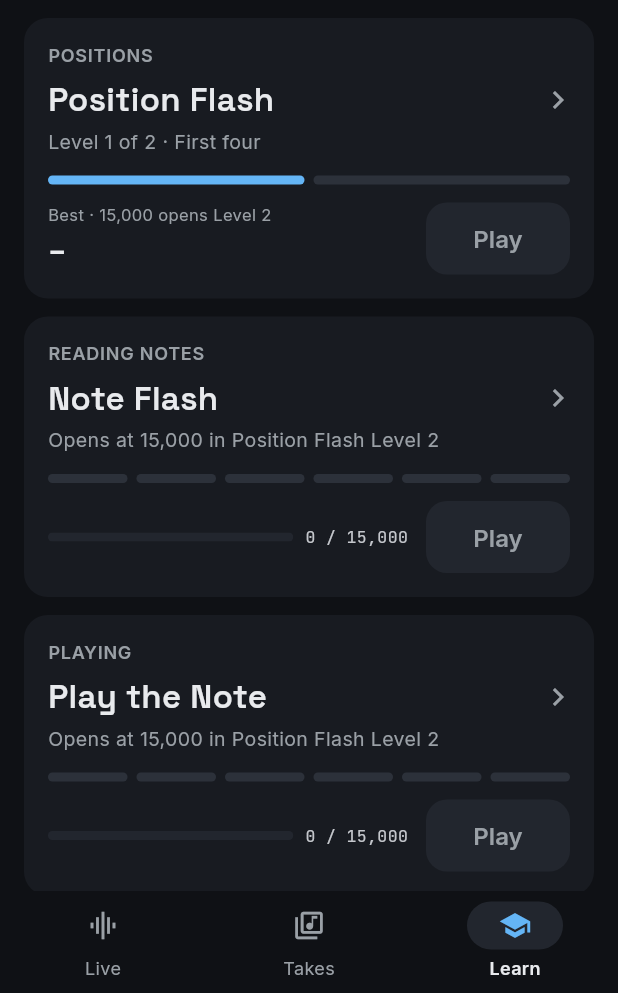
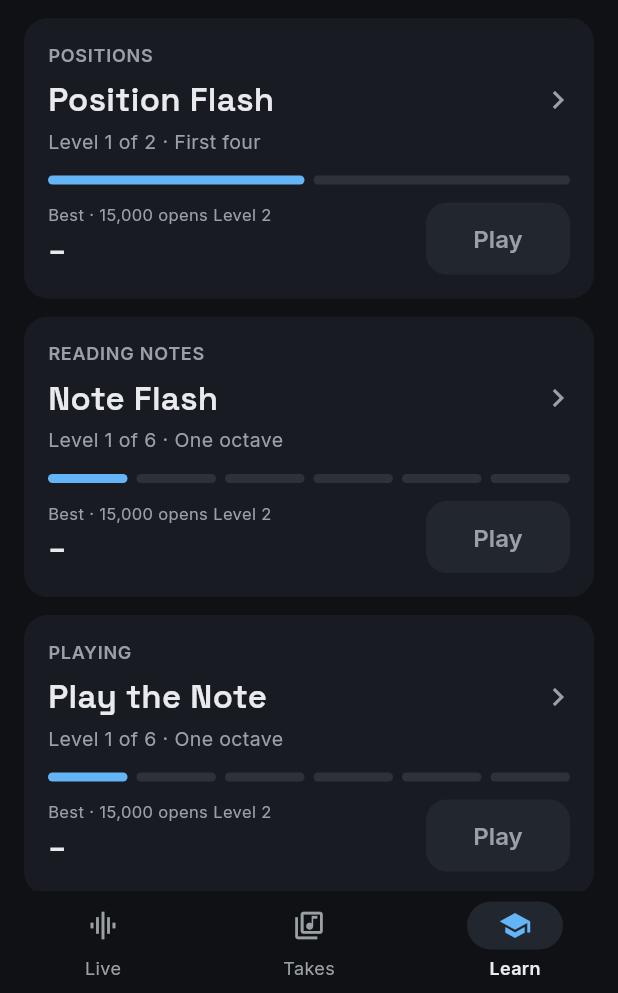
Before and after one commit to eddimull/slide-distance-display, a Flutter app: the screen it shows after launch, item 3 of the bottom bar chosen, on a phone screen of 412 x 824 dp, the part 243-1236 px from its top. Run offline on Flutter 3.47's test engine with Material 3 defaults, Android fonts, the phone set to English and light mode, and no system bars; our stand-ins replace flutter_blue_plus, google_sign_in, just_audio, share_plus, shared_preferences, sign_in_with_apple and 1 more; missing offline and left inert: dart:js_interop, google_sign_in_web, record.

Commit message:
feat(app): every game's Level 1 is open from the start
Note Flash and Play the Note no longer wait for 15,000 in Position Flash
Level 2: each game's Level 1 is open, and only its own later levels are
gated (15,000 in the level before). The game-level gate is gone with it.

Co-Authored-By: Claude Opus 5.5 <noreply@anthropic.com>

```diff
--- a/app/slidepod/lib/learn_screen.dart
+++ b/app/slidepod/lib/learn_screen.dart
@@ -88,22 +88,15 @@ class ConnectPrompt extends StatelessWidget {
 /// The score in a level that opens the next one.
 const levelUpScore = 15000;
 
-/// A game opens once the best score in [gameId] reaches [score].
-class LevelGate {
-  final String gameId, label;
-  final int score;
-  const LevelGate(this.gameId, this.label, [this.score = levelUpScore]);
-}
-
-/// A game in the Learn tab, with its own ladder of [levels]: each opens at
-/// [levelUpScore] in the one before it, the first once [gate] is met.
+/// A game in the Learn tab, with its own ladder of [levels]: Level 1 is
+/// always open, and each after it opens at [levelUpScore] in the one
+/// before.
 class LearnGame {
   final String tag, title, blurb;
 
   /// Needs the horn played (pitch), not just the slide.
   final bool needsPlaying;
   final List<FlashGameSpec> levels;
-  final LevelGate? gate;
 
   const LearnGame({
     required this.tag,
@@ -111,36 +104,28 @@ class LearnGame {
     required this.blurb,
     this.needsPlaying = false,
     required this.levels,
-    this.gate,
   });
 
   /// Which levels are open.
   List<bool> open(HighScores s) {
     int best(String id) => s.best(id)?.score ?? 0;
-    final g = gate;
     final out = <bool>[];
     for (var i = 0; i < levels.length; i++) {
-      out.add(i == 0
-          ? g == null || best(g.gameId) >= g.score
-          : out[i - 1] && best(levels[i - 1].id) >= levelUpScore);
+      out.add(i == 0 || out[i - 1] && best(levels[i - 1].id) >= levelUpScore);
     }
     return out;
   }
 
-  /// The highest open level (null: the game isn't open yet).
-  FlashGameSpec? current(HighScores s) {
-    final o = open(s);
-    final i = o.lastIndexOf(true);
-    return i < 0 ? null : levels[i];
-  }
+  /// The highest open level.
+  FlashGameSpec current(HighScores s) => levels[open(s).lastIndexOf(true)];
 
   /// What a level is called on the scores screen.
   ScoreGame scoreGame(FlashGameSpec l) => ScoreGame(
       l.id, '$title ${l.level}', '$title · Level ${l.level} · ${l.levelName}');
 }
 
-/// The Learn games, easiest first. Each has its own levels; the note games
-/// open once all seven positions are learnt.
+/// The Learn games, easiest first. Each has its own levels, and every
+/// game's Level 1 is open from the start.
 final learnGames = <LearnGame>[
   LearnGame(
     tag: 'POSITIONS',
@@ -155,7 +140,6 @@ final learnGames = <LearnGame>[
     blurb: 'A note comes up on the staff: put the slide in a position that '
         'plays it. No need to play.',
     levels: noteFlashLevels,
-    gate: LevelGate(positionFlashAll.id, 'Position Flash Level 2'),
   ),
   LearnGame(
     tag: 'PLAYING',
@@ -164,7 +148,6 @@ final learnGames = <LearnGame>[
         'In tune earns a bonus.',
     needsPlaying: true,
     levels: playTheNoteLevels,
-    gate: LevelGate(positionFlashAll.id, 'Position Flash Level 2'),
   ),
 ];
 
@@ -281,8 +264,7 @@ class _LearnScreenState extends State<LearnScreen> {
     final s = widget.learn.scores;
     final open = g.open(s);
     final cur = g.current(s);
-    final best = cur == null ? null : s.best(cur.id);
-    final gate = g.gate;
+    final best = s.best(cur.id);
     return Container(
       margin: const EdgeInsets.only(bottom: 12),
       decoration: BoxDecoration(
@@ -306,10 +288,7 @@ class _LearnScreenState extends State<LearnScreen> {
                         Text(g.title,
                             style: Seventh.screenTitle.copyWith(fontSize: 22)),
                         const SizedBox(height: 2),
-                        Text(
-                            cur == null
-                                ? 'Opens at ${thousands(gate!.score)} in ${gate.label}'
-                                : 'Level ${cur.level} of ${g.levels.length} · ${cur.levelName}',
+                        Text('Level ${cur.level} of ${g.levels.length} · ${cur.levelName}',
                             style: const TextStyle(fontSize: 13, color: TakeStyle.muted)),
                       ],
                     ),
@@ -325,14 +304,12 @@ class _LearnScreenState extends State<LearnScreen> {
             child: Column(
               crossAxisAlignment: CrossAxisAlignment.stretch,
               children: [
-                LevelDots(open: open, current: cur?.level),
+                LevelDots(open: open, current: cur.level),
                 const SizedBox(height: 12),
                 Row(
                   children: [
                     Expanded(
-                      child: cur == null
-                          ? _gateProgress(gate!)
-                          : Column(
+                      child: Column(
                               crossAxisAlignment: CrossAxisAlignment.start,
                               children: [
                                 Text(
@@ -352,9 +329,7 @@ class _LearnScreenState extends State<LearnScreen> {
                     const SizedBox(width: 12),
                     FilledButton(
                       style: FilledButton.styleFrom(minimumSize: const Size(96, 48)),
-                      onPressed: cur != null && widget.connected
-                          ? () => _play(g, cur)
-                          : null,
+                      onPressed: widget.connected ? () => _play(g, cur) : null,
                       child: const Text('Play'),
                     ),
                   ],
@@ -366,45 +341,20 @@ class _LearnScreenState extends State<LearnScreen> {
       ),
     );
   }
-
-  Widget _gateProgress(LevelGate gate) {
-    final best = widget.learn.scores.best(gate.gameId)?.score ?? 0;
-    return Row(
-      children: [
-        Expanded(
-          child: ClipRRect(
-            borderRadius: BorderRadius.circular(3),
-            child: LinearProgressIndicator(
-              value: (best / gate.score).clamp(0.0, 1.0),
-              minHeight: 6,
-              backgroundColor: TakeStyle.chip,
-              color: TakeStyle.accent,
-              semanticsLabel: 'Progress to open: $best of ${gate.score}',
-            ),
-          ),
-        ),
-        const SizedBox(width: 8),
-        Text('${thousands(best)} / ${thousands(gate.score)}',
-            style: TakeStyle.mono.copyWith(fontSize: 11, color: TakeStyle.body)),
-      ],
-    );
-  }
 }
 
 /// A game's levels as a row of bars: passed green, the current one blue,
 /// the rest grey.
 class LevelDots extends StatelessWidget {
   final List<bool> open;
-  final int? current;
-  const LevelDots({super.key, required this.open, this.current});
+  final int current;
+  const LevelDots({super.key, required this.open, required this.current});
 
   @override
   Widget build(BuildContext context) {
     final n = open.length;
     return Semantics(
-      label: current == null
-          ? 'No levels open yet'
-          : 'Level $current of $n',
+      label: 'Level $current of $n',
       child: ExcludeSemantics(
         child: Row(
           children: [
@@ -524,9 +474,7 @@ class _LearnLevelsScreenState extends State<LearnLevelsScreen> {
             _level(l, open[i], l == cur, i == 0 ? null : g.levels[i - 1]),
         ],
       ),
-      bottomNavigationBar: cur == null
-          ? null
-          : SafeArea(
+      bottomNavigationBar: SafeArea(
         child: Padding(
           padding: const EdgeInsets.fromLTRB(20, 8, 20, 16),
           child: FilledButton(
@@ -543,11 +491,8 @@ class _LearnLevelsScreenState extends State<LearnLevelsScreen> {
     final best = widget.learn.scores.best(l.id);
     final passed = open && !current;
     final String detail;
-    if (open) {
+    if (open || before == null) {
       detail = l.summary;
-    } else if (before == null) {
-      final gate = g.gate!;
-      detail = '${thousands(gate.score)} in ${gate.label} opens it';
     } else {
       detail = '${thousands(levelUpScore)} in Level ${before.level} opens it';
     }
```
Also changed, not shown: 1 other file. Lines whose indentation alone changed are shown as unchanged.
